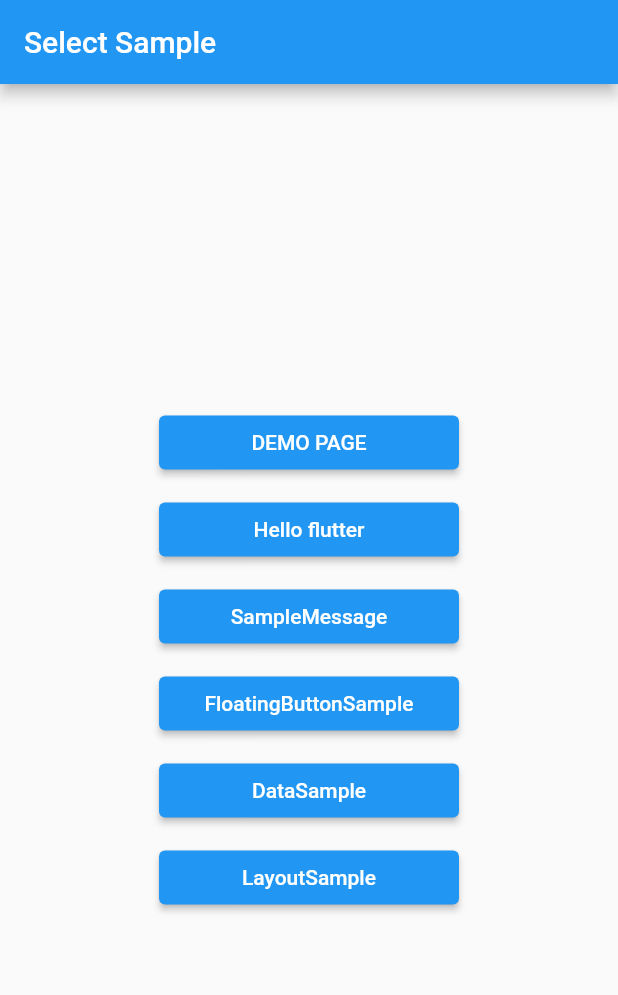
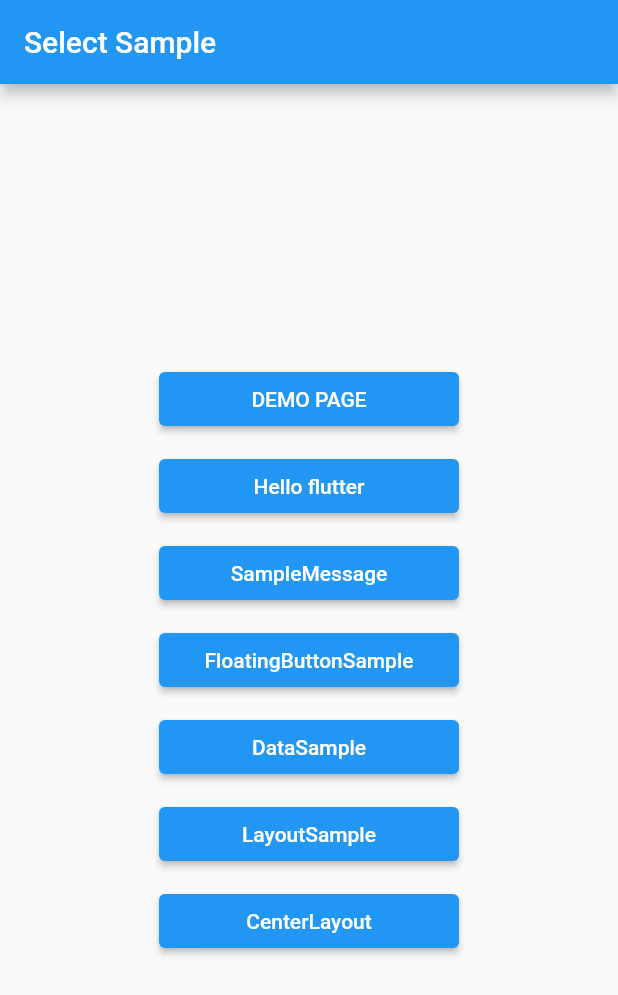
Before and after one commit to expensive-garbage/Kashiwara0205-flutter_samples, a Flutter app: the screen it shows after launch, on a phone screen of 412 x 824 dp. Shown: the top 995 px of the screen. Run offline on Flutter 3.47's test engine with Material 2 defaults, Android fonts, the light colour scheme and no system bars.

Commit message:
Add center_layout

```diff
--- a/lib/menu.dart
+++ b/lib/menu.dart
@@ -5,6 +5,7 @@ import "sample_message.dart";
 import "floating_action_button_sample.dart";
 import "data_sample.dart";
 import "base_layout.dart";
+import "center_layout.dart";
 
 void main() => runApp(const Menu());
 
@@ -96,6 +97,15 @@ class _MenuPageState extends State<MenuPage> {
                     onPressed: onClickNextPage(const BaseLayout()),
                     child: const Text("LayoutSample")),
               ),
+              Padding(
+                padding: const EdgeInsets.all(5.0),
+                child: ElevatedButton(
+                    style: ElevatedButton.styleFrom(
+                        fixedSize: const Size.fromWidth(_buttonWidth)),
+                    key: null,
+                    onPressed: onClickNextPage(const CenterLayout()),
+                    child: const Text("CenterLayout")),
+              ),
             ])));
   }
 
```
Also changed, not shown: lib/center_layout.dart (added, +46 -0 lines).
